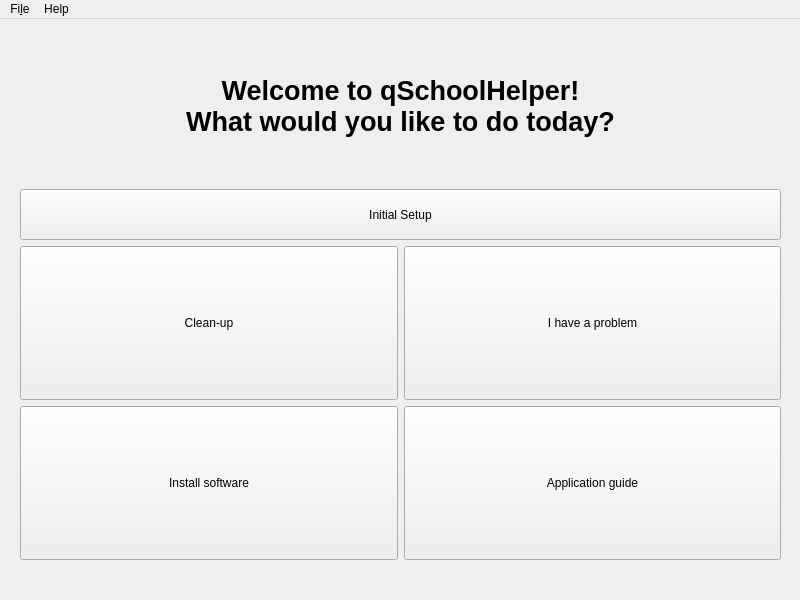
The window that ui/main_window.ui (Atrate/qSchoolHelper) describes before a commit, drawn with Qt 5.
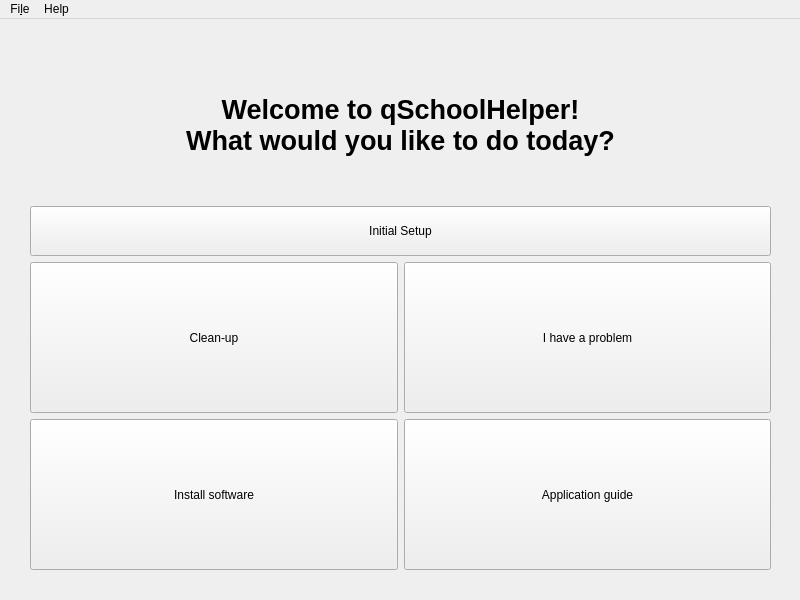
The same window after the commit. Icons and pictures are not drawn.

Commit message: Put UI elements into top-level grid layouts

Patch:
```diff
--- a/ui/main_window.ui
+++ b/ui/main_window.ui
@@ -35,18 +35,27 @@
    <widget class="QWidget" name="gridLayoutWidget">
     <property name="geometry">
      <rect>
-      <x>20</x>
-      <y>10</y>
-      <width>761</width>
-      <height>531</height>
+      <x>0</x>
+      <y>0</y>
+      <width>801</width>
+      <height>581</height>
      </rect>
     </property>
     <layout class="QGridLayout" name="gridLayout">
      <property name="sizeConstraint">
       <enum>QLayout::SetDefaultConstraint</enum>
      </property>
+     <property name="leftMargin">
+      <number>30</number>
+     </property>
+     <property name="topMargin">
+      <number>30</number>
+     </property>
      <property name="rightMargin">
-      <number>0</number>
+      <number>30</number>
+     </property>
+     <property name="bottomMargin">
+      <number>30</number>
      </property>
      <item row="4" column="0">
       <widget class="QPushButton" name="software_button">
```
The commit also changes 4 other files.
